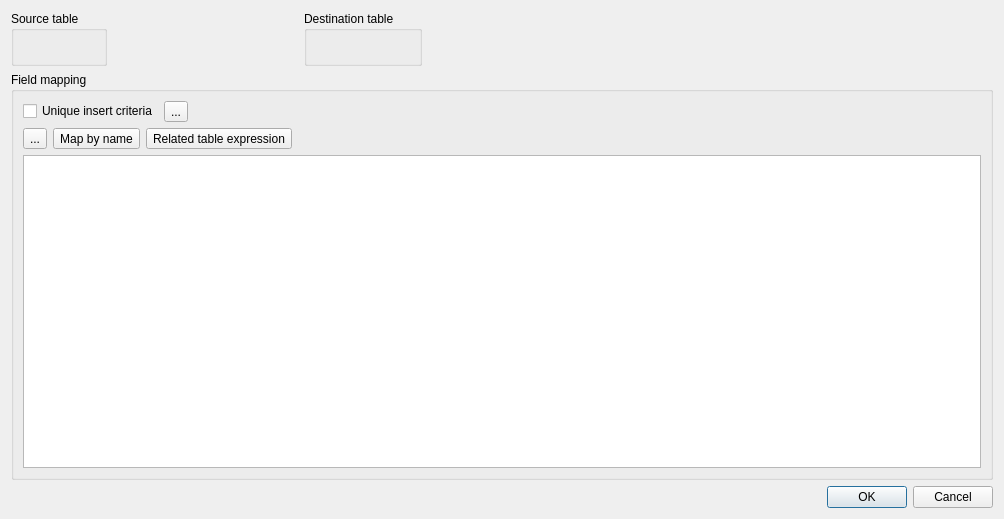
Qt form src/mdtdatabase/mdt/sql/copier/TableMappingDialog.ui (scandyna/multidiagtools) before a commit.
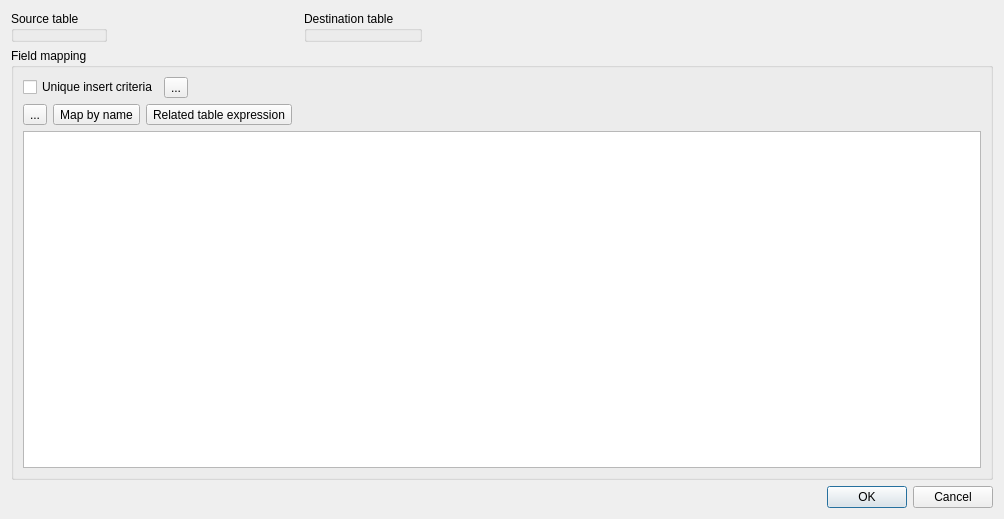
The same form after that commit. Icons and pictures are not drawn.

Patch:
```diff
--- a/src/mdtdatabase/mdt/sql/copier/TableMappingDialog.ui
+++ b/src/mdtdatabase/mdt/sql/copier/TableMappingDialog.ui
@@ -53,15 +53,6 @@
        <property name="title">
         <string>Destination table</string>
        </property>
-       <layout class="QVBoxLayout" name="verticalLayout_3">
-        <item>
-         <widget class="QLabel" name="lbDestinationTable">
-          <property name="text">
-           <string/>
-          </property>
-         </widget>
-        </item>
-       </layout>
       </widget>
      </item>
      <item>
```
